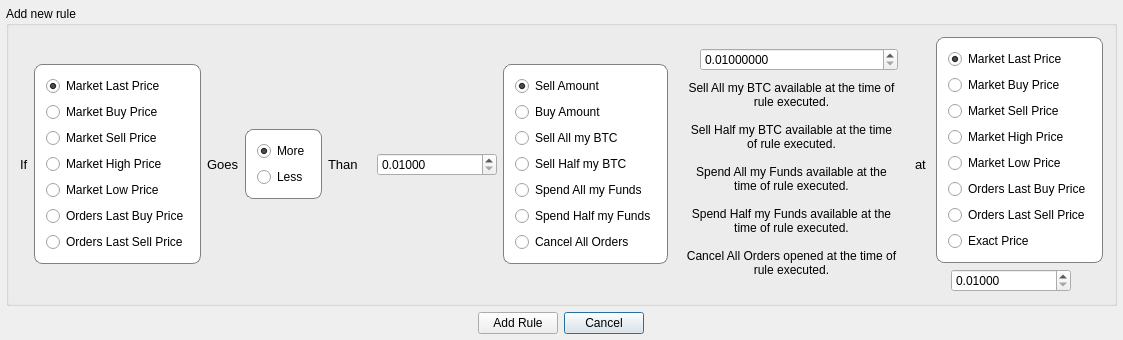
Before: the Qt Designer form src/addrulewindow.ui in jorisd/QtBitcoinTrader, drawn with Qt 5.
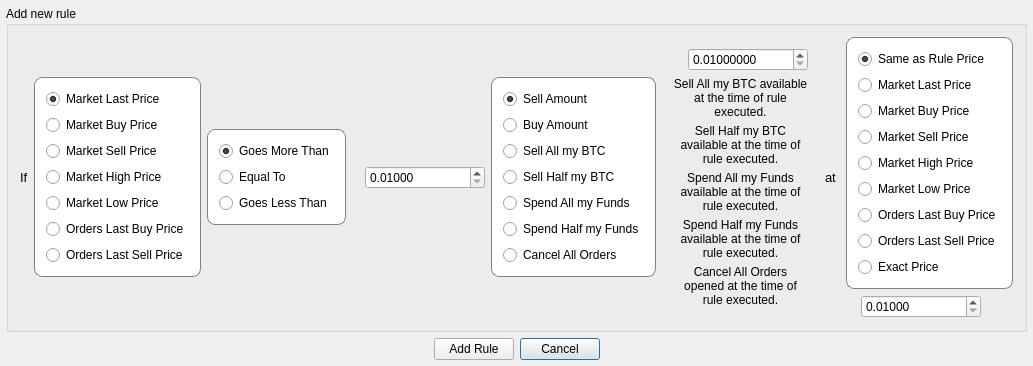
After: the same form once the commit is applied.

The edit to the form file:
```diff
--- a/src/addrulewindow.ui
+++ b/src/addrulewindow.ui
@@ -9,8 +9,8 @@
    <rect>
     <x>0</x>
     <y>0</y>
-    <width>1123</width>
-    <height>301</height>
+    <width>941</width>
+    <height>329</height>
    </rect>
   </property>
   <property name="windowTitle">
@@ -72,6 +72,57 @@
       <string>Add new rule</string>
      </property>
      <layout class="QGridLayout" name="gridLayout_3">
+      <item row="0" column="2">
+       <widget class="QGroupBox" name="groupBox_3">
+        <property name="sizePolicy">
+         <sizepolicy hsizetype="Expanding" vsizetype="Maximum">
+          <horstretch>0</horstretch>
+          <verstretch>0</verstretch>
+         </sizepolicy>
+        </property>
+        <property name="styleSheet">
+         <string notr="true">QGroupBox {background: white; border-radius: 8px; border: 1px solid gray;}</string>
+        </property>
+        <property name="title">
+         <string/>
+        </property>
+        <layout class="QVBoxLayout" name="verticalLayout_2">
+         <item>
+          <widget class="QRadioButton" name="checkGoesAbove">
+           <property name="accessibleName">
+            <string>TR00065</string>
+           </property>
+           <property name="text">
+            <string>Goes More Than</string>
+           </property>
+           <property name="checked">
+            <bool>true</bool>
+           </property>
+          </widget>
+         </item>
+         <item>
+          <widget class="QRadioButton" name="checkEqual">
+           <property name="accessibleName">
+            <string>TR00066</string>
+           </property>
+           <property name="text">
+            <string>Equal To</string>
+           </property>
+          </widget>
+         </item>
+         <item>
+          <widget class="QRadioButton" name="checkGoesBelow">
+           <property name="accessibleName">
+            <string>TR00067</string>
+           </property>
+           <property name="text">
+            <string>Goes Less Than</string>
+           </property>
+          </widget>
+         </item>
+        </layout>
+       </widget>
+      </item>
       <item row="0" column="0">
        <widget class="QLabel" name="label">
         <property name="sizePolicy">
@@ -162,258 +213,7 @@
         </layout>
        </widget>
       </item>
-      <item row="0" column="2">
-       <widget class="QLabel" name="label_2">
-        <property name="sizePolicy">
-         <sizepolicy hsizetype="Maximum" vsizetype="Maximum">
-          <horstretch>0</horstretch>
-          <verstretch>0</verstretch>
-         </sizepolicy>
-        </property>
-        <property name="font">
-         <font>
-          <pointsize>10</pointsize>
-          <weight>50</weight>
-          <bold>false</bold>
-         </font>
-        </property>
-        <property name="text">
-         <string>Goes</string>
-        </property>
-       </widget>
-      </item>
-      <item row="0" column="3">
-       <widget class="QGroupBox" name="groupBox_3">
-        <property name="sizePolicy">
-         <sizepolicy hsizetype="Expanding" vsizetype="Maximum">
-          <horstretch>0</horstretch>
-          <verstretch>0</verstretch>
-         </sizepolicy>
-        </property>
-        <property name="styleSheet">
-         <string notr="true">QGroupBox {background: white; border-radius: 8px; border: 1px solid gray;}</string>
-        </property>
-        <property name="title">
-         <string/>
-        </property>
-        <layout class="QVBoxLayout" name="verticalLayout_2">
-         <item>
-          <widget class="QRadioButton" name="checkGoesAbove">
-           <property name="text">
-            <string>More</string>
-           </property>
-           <property name="checked">
-            <bool>true</bool>
-           </property>
-          </widget>
-         </item>
-         <item>
-          <widget class="QRadioButton" name="checkGoesBelow">
-           <property name="text">
-            <string>Less</string>
-           </property>
-          </widget>
-         </item>
-        </layout>
-       </widget>
-      </item>
-      <item row="0" column="4">
-       <widget class="QLabel" name="label_3">
-        <property name="sizePolicy">
-         <sizepolicy hsizetype="Maximum" vsizetype="Maximum">
-          <horstretch>0</horstretch>
-          <verstretch>0</verstretch>
-         </sizepolicy>
-        </property>
-        <property name="font">
-         <font>
-          <pointsize>10</pointsize>
-          <weight>50</weight>
-          <bold>false</bold>
-         </font>
-        </property>
-        <property name="text">
-         <string>Than</string>
-        </property>
-       </widget>
-      </item>
       <item row="0" column="5">
-       <layout class="QHBoxLayout" name="horizontalLayout">
-        <property name="spacing">
-         <number>4</number>
-        </property>
-        <property name="sizeConstraint">
-         <enum>QLayout::SetDefaultConstraint</enum>
-        </property>
-        <item>
-         <widget class="QLabel" name="labelUSD1">
-          <property name="sizePolicy">
-           <sizepolicy hsizetype="Maximum" vsizetype="Maximum">
-            <horstretch>0</horstretch>
-            <verstretch>0</verstretch>
-           </sizepolicy>
-          </property>
-          <property name="font">
-           <font>
-            <pointsize>11</pointsize>
-            <weight>50</weight>
-            <bold>false</bold>
-           </font>
-          </property>
-          <property name="styleSheet">
-           <string notr="true">color: darkgreen</string>
-          </property>
-          <property name="text">
-           <string/>
-          </property>
-          <property name="alignment">
-           <set>Qt::AlignCenter</set>
-          </property>
-         </widget>
-        </item>
-        <item>
-         <widget class="QDoubleSpinBox" name="thanValue">
-          <property name="sizePolicy">
-           <sizepolicy hsizetype="Minimum" vsizetype="Fixed">
-            <horstretch>0</horstretch>
-            <verstretch>0</verstretch>
-           </sizepolicy>
-          </property>
-          <property name="minimumSize">
-           <size>
-            <width>120</width>
-            <height>0</height>
-           </size>
-          </property>
-          <property name="prefix">
-           <string/>
-          </property>
-          <property name="decimals">
-           <number>5</number>
-          </property>
-          <property name="minimum">
-           <double>0.010000000000000</double>
-          </property>
-          <property name="maximum">
-           <double>999999999.000000000000000</double>
-          </property>
-         </widget>
-        </item>
-       </layout>
-      </item>
-      <item row="0" column="6">
-       <widget class="QGroupBox" name="groupBox_2">
-        <property name="sizePolicy">
-         <sizepolicy hsizetype="Preferred" vsizetype="Maximum">
-          <horstretch>0</horstretch>
-          <verstretch>0</verstretch>
-         </sizepolicy>
-        </property>
-        <property name="styleSheet">
-         <string notr="true">QGroupBox {background: white; border-radius: 8px; border: 1px solid gray;}</string>
-        </property>
-        <property name="title">
-         <string/>
-        </property>
-        <layout class="QVBoxLayout" name="verticalLayout_3">
-         <item>
-          <widget class="QRadioButton" name="checkSellAmount">
-           <property name="sizePolicy">
-            <sizepolicy hsizetype="Preferred" vsizetype="Fixed">
-             <horstretch>0</horstretch>
-             <verstretch>0</verstretch>
-            </sizepolicy>
-           </property>
-           <property name="text">
-            <string>Sell Amount</string>
-           </property>
-           <property name="checked">
-            <bool>true</bool>
-           </property>
-          </widget>
-         </item>
-         <item>
-          <widget class="QRadioButton" name="checkBuyAmount">
-           <property name="sizePolicy">
-            <sizepolicy hsizetype="Preferred" vsizetype="Fixed">
-             <horstretch>0</horstretch>
-             <verstretch>0</verstretch>
-            </sizepolicy>
-           </property>
-           <property name="text">
-            <string>Buy Amount</string>
-           </property>
-          </widget>
-         </item>
-         <item>
-          <widget class="QRadioButton" name="checkSellAllIn">
-           <property name="sizePolicy">
-            <sizepolicy hsizetype="Preferred" vsizetype="Fixed">
-             <horstretch>0</horstretch>
-             <verstretch>0</verstretch>
-            </sizepolicy>
-           </property>
-           <property name="text">
-            <string>Sell All my BTC</string>
-           </property>
-          </widget>
-         </item>
-         <item>
-          <widget class="QRadioButton" name="checkSellHalfIn">
-           <property name="sizePolicy">
-            <sizepolicy hsizetype="Preferred" vsizetype="Fixed">
-             <horstretch>0</horstretch>
-             <verstretch>0</verstretch>
-            </sizepolicy>
-           </property>
-           <property name="text">
-            <string>Sell Half my BTC</string>
-           </property>
-          </widget>
-         </item>
-         <item>
-          <widget class="QRadioButton" name="checkBuyAllIn">
-           <property name="sizePolicy">
-            <sizepolicy hsizetype="Preferred" vsizetype="Fixed">
-             <horstretch>0</horstretch>
-             <verstretch>0</verstretch>
-            </sizepolicy>
-           </property>
-           <property name="text">
-            <string>Spend All my Funds</string>
-           </property>
-          </widget>
-         </item>
-         <item>
-          <widget class="QRadioButton" name="checkBuyHalfIn">
-           <property name="sizePolicy">
-            <sizepolicy hsizetype="Preferred" vsizetype="Fixed">
-             <horstretch>0</horstretch>
-             <verstretch>0</verstretch>
-            </sizepolicy>
-           </property>
-           <property name="text">
-            <string>Spend Half my Funds</string>
-           </property>
-          </widget>
-         </item>
-         <item>
-          <widget class="QRadioButton" name="checkCancelAllOrders">
-           <property name="sizePolicy">
-            <sizepolicy hsizetype="Preferred" vsizetype="Fixed">
-             <horstretch>0</horstretch>
-             <verstretch>0</verstretch>
-            </sizepolicy>
-           </property>
-           <property name="text">
-            <string>Cancel All Orders</string>
-           </property>
-          </widget>
-         </item>
-        </layout>
-       </widget>
-      </item>
-      <item row="0" column="7">
        <widget class="QWidget" name="widget" native="true">
         <property name="sizePolicy">
          <sizepolicy hsizetype="Preferred" vsizetype="Preferred">
@@ -652,32 +452,151 @@
         </layout>
        </widget>
       </item>
-      <item row="0" column="8">
-       <widget class="QLabel" name="label_4">
+      <item row="0" column="4">
+       <widget class="QGroupBox" name="groupBox_2">
         <property name="sizePolicy">
-         <sizepolicy hsizetype="Maximum" vsizetype="Maximum">
+         <sizepolicy hsizetype="Preferred" vsizetype="Maximum">
           <horstretch>0</horstretch>
           <verstretch>0</verstretch>
          </sizepolicy>
         </property>
-        <property name="font">
-         <font>
-          <pointsize>10</pointsize>
-          <weight>50</weight>
-          <bold>false</bold>
-         </font>
+        <property name="styleSheet">
+         <string notr="true">QGroupBox {background: white; border-radius: 8px; border: 1px solid gray;}</string>
         </property>
-        <property name="text">
-         <string>at </string>
+        <property name="title">
+         <string/>
         </property>
+        <layout class="QVBoxLayout" name="verticalLayout_3">
+         <item>
+          <widget class="QRadioButton" name="checkSellAmount">
+           <property name="sizePolicy">
+            <sizepolicy hsizetype="Preferred" vsizetype="Fixed">
+             <horstretch>0</horstretch>
+             <verstretch>0</verstretch>
+            </sizepolicy>
+           </property>
+           <property name="accessibleName">
+            <string>TR00069</string>
+           </property>
+           <property name="text">
+            <string>Sell Amount</string>
+           </property>
+           <property name="checked">
+            <bool>true</bool>
+           </property>
+          </widget>
+         </item>
+         <item>
+          <widget class="QRadioButton" name="checkBuyAmount">
+           <property name="sizePolicy">
+            <sizepolicy hsizetype="Preferred" vsizetype="Fixed">
+             <horstretch>0</horstretch>
+             <verstretch>0</verstretch>
+            </sizepolicy>
+           </property>
+           <property name="accessibleName">
+            <string>TR00070</string>
+           </property>
+           <property name="text">
+            <string>Buy Amount</string>
+           </property>
+          </widget>
+         </item>
+         <item>
+          <widget class="QRadioButton" name="checkSellAllIn">
+           <property name="sizePolicy">
+            <sizepolicy hsizetype="Preferred" vsizetype="Fixed">
+             <horstretch>0</horstretch>
+             <verstretch>0</verstretch>
+            </sizepolicy>
+           </property>
+           <property name="accessibleName">
+            <string>TR00071</string>
+           </property>
+           <property name="text">
+            <string>Sell All my BTC</string>
+           </property>
+          </widget>
+         </item>
+         <item>
+          <widget class="QRadioButton" name="checkSellHalfIn">
+           <property name="sizePolicy">
+            <sizepolicy hsizetype="Preferred" vsizetype="Fixed">
+             <horstretch>0</horstretch>
+             <verstretch>0</verstretch>
+            </sizepolicy>
+           </property>
+           <property name="accessibleName">
+            <string>TR00072</string>
+           </property>
+           <property name="text">
+            <string>Sell Half my BTC</string>
+           </property>
+          </widget>
+         </item>
+         <item>
+          <widget class="QRadioButton" name="checkBuyAllIn">
+           <property name="sizePolicy">
+            <sizepolicy hsizetype="Preferred" vsizetype="Fixed">
+             <horstretch>0</horstretch>
+             <verstretch>0</verstretch>
+            </sizepolicy>
+           </property>
+           <property name="accessibleName">
+            <string>TR00073</string>
+           </property>
+           <property name="text">
+            <string>Spend All my Funds</string>
+           </property>
+          </widget>
+         </item>
+         <item>
+          <widget class="QRadioButton" name="checkBuyHalfIn">
+           <property name="sizePolicy">
+            <sizepolicy hsizetype="Preferred" vsizetype="Fixed">
+             <horstretch>0</horstretch>
+             <verstretch>0</verstretch>
+            </sizepolicy>
+           </property>
+           <property name="accessibleName">
+            <string>TR00074</string>
+           </property>
+           <property name="text">
+            <string>Spend Half my Funds</string>
+           </property>
+          </widget>
+         </item>
+         <item>
+          <widget class="QRadioButton" name="checkCancelAllOrders">
+           <property name="sizePolicy">
+            <sizepolicy hsizetype="Preferred" vsizetype="Fixed">
+             <horstretch>0</horstretch>
+             <verstretch>0</verstretch>
+            </sizepolicy>
+           </property>
+           <property name="accessibleName">
+            <string>TR00075</string>
+           </property>
+           <property name="text">
+            <string>Cancel All Orders</string>
+           </property>
+          </widget>
+         </item>
+        </layout>
        </widget>
       </item>
-      <item row="0" column="9">
-       <layout class="QGridLayout" name="gridLayout_2">
-        <item row="1" column="0">
-         <widget class="QLabel" name="label_53">
+      <item row="0" column="3">
+       <layout class="QHBoxLayout" name="horizontalLayout">
+        <property name="spacing">
+         <number>4</number>
+        </property>
+        <property name="sizeConstraint">
+         <enum>QLayout::SetDefaultConstraint</enum>
+        </property>
+        <item>
+         <widget class="QLabel" name="labelUSD1">
           <property name="sizePolicy">
-           <sizepolicy hsizetype="Maximum" vsizetype="Preferred">
+           <sizepolicy hsizetype="Maximum" vsizetype="Maximum">
             <horstretch>0</horstretch>
             <verstretch>0</verstretch>
            </sizepolicy>
@@ -700,11 +619,8 @@
           </property>
          </widget>
         </item>
-        <item row="1" column="1">
-         <widget class="QDoubleSpinBox" name="exactPriceValue">
-          <property name="enabled">
-           <bool>true</bool>
-          </property>
+        <item>
+         <widget class="QDoubleSpinBox" name="thanValue">
           <property name="sizePolicy">
            <sizepolicy hsizetype="Minimum" vsizetype="Fixed">
             <horstretch>0</horstretch>
@@ -717,9 +633,6 @@
             <height>0</height>
            </size>
           </property>
-          <property name="styleSheet">
-           <string notr="true"/>
-          </property>
           <property name="prefix">
            <string/>
           </property>
@@ -734,100 +647,258 @@
           </property>
          </widget>
         </item>
-        <item row="1" column="2">
-         <spacer name="horizontalSpacer_3">
-          <property name="orientation">
-           <enum>Qt::Horizontal</enum>
-          </property>
-          <property name="sizeHint" stdset="0">
-           <size>
-            <width>0</width>
-            <height>20</height>
-           </size>
-          </property>
-         </spacer>
-        </item>
-        <item row="0" column="0" colspan="3">
-         <widget class="QGroupBox" name="groupBox_4">
-          <property name="sizePolicy">
-           <sizepolicy hsizetype="Expanding" vsizetype="Maximum">
-            <horstretch>0</horstretch>
-            <verstretch>0</verstretch>
-           </sizepolicy>
-          </property>
-          <property name="styleSheet">
-           <string notr="true">QGroupBox {background: white; border-radius: 8px; border: 1px solid gray;}</string>
-          </property>
-          <property name="title">
-           <string/>
-          </property>
-          <layout class="QVBoxLayout" name="verticalLayout_4">
-           <item>
-            <widget class="QRadioButton" name="checkLastPrice_2">
-             <property name="text">
-              <string>Market Last Price</string>
-             </property>
-             <property name="checked">
+       </layout>
+      </item>
+      <item row="0" column="6">
+       <widget class="QWidget" name="sellBack" native="true">
+        <property name="sizePolicy">
+         <sizepolicy hsizetype="Preferred" vsizetype="Maximum">
+          <horstretch>0</horstretch>
+          <verstretch>0</verstretch>
+         </sizepolicy>
+        </property>
+        <layout class="QGridLayout" name="gridLayout_5">
+         <property name="margin">
+          <number>0</number>
+         </property>
+         <item row="0" column="0">
+          <widget class="QLabel" name="label_4">
+           <property name="sizePolicy">
+            <sizepolicy hsizetype="Maximum" vsizetype="Maximum">
+             <horstretch>0</horstretch>
+             <verstretch>0</verstretch>
+            </sizepolicy>
+           </property>
+           <property name="font">
+            <font>
+             <pointsize>10</pointsize>
+             <weight>50</weight>
+             <bold>false</bold>
+            </font>
+           </property>
+           <property name="accessibleName">
+            <string>TR00081</string>
+           </property>
+           <property name="styleSheet">
+            <string notr="true">QLabel {color: black;} QLabel:disabled {color: gray;}</string>
+           </property>
+           <property name="text">
+            <string>at </string>
+           </property>
+          </widget>
+         </item>
+         <item row="0" column="1">
+          <layout class="QGridLayout" name="gridLayout_2">
+           <item row="1" column="1">
+            <widget class="QDoubleSpinBox" name="exactPriceValue">
+             <property name="enabled">
               <bool>true</bool>
              </property>
-            </widget>
-           </item>
-           <item>
-            <widget class="QRadioButton" name="checkMarketBuy_2">
-             <property name="text">
-              <string>Market Buy Price</string>
+             <property name="sizePolicy">
+              <sizepolicy hsizetype="Minimum" vsizetype="Fixed">
+               <horstretch>0</horstretch>
+               <verstretch>0</verstretch>
+              </sizepolicy>
              </property>
-            </widget>
-           </item>
-           <item>
-            <widget class="QRadioButton" name="checkMarketSell_2">
-             <property name="text">
-              <string>Market Sell Price</string>
+             <property name="minimumSize">
+              <size>
+               <width>120</width>
+               <height>0</height>
+              </size>
              </property>
-            </widget>
-           </item>
-           <item>
-            <widget class="QRadioButton" name="checkMarketHigh_2">
-             <property name="text">
-              <string>Market High Price</string>
+             <property name="styleSheet">
+              <string notr="true"/>
              </property>
+             <property name="prefix">
+              <string/>
+             </property>
+             <property name="decimals">
+              <number>5</number>
+             </property>
+             <property name="minimum">
+              <double>0.010000000000000</double>
+             </property>
+             <property name="maximum">
+              <double>999999999.000000000000000</double>
+             </property>
             </widget>
            </item>
-           <item>
-            <widget class="QRadioButton" name="checkMarketLow_2">
+           <item row="1" column="0">
+            <widget class="QLabel" name="label_53">
+             <property name="sizePolicy">
+              <sizepolicy hsizetype="Maximum" vsizetype="Preferred">
+               <horstretch>0</horstretch>
+               <verstretch>0</verstretch>
+              </sizepolicy>
+             </property>
+             <property name="font">
+              <font>
+               <pointsize>11</pointsize>
+               <weight>50</weight>
+               <bold>false</bold>
+              </font>
+             </property>
+             <property name="styleSheet">
+              <string notr="true">color: darkgreen</string>
+             </property>
              <property name="text">
-              <string>Market Low Price</string>
+              <string/>
              </property>
+             <property name="alignment">
+              <set>Qt::AlignCenter</set>
+             </property>
             </widget>
            </item>
-           <item>
-            <widget class="QRadioButton" name="checkOrdersLastBuyPrice_2">
-             <property name="text">
-              <string>Orders Last Buy Price</string>
+           <item row="1" column="2">
+            <spacer name="horizontalSpacer_3">
+             <property name="orientation">
+              <enum>Qt::Horizontal</enum>
              </property>
-            </widget>
+             <property name="sizeHint" stdset="0">
+              <size>
+               <width>0</width>
+               <height>0</height>
+              </size>
+             </property>
+            </spacer>
            </item>
-           <item>
-            <widget class="QRadioButton" name="checkOrdersLastSellPrice_2">
-             <property name="text">
-              <string>Orders Last Sell Price</string>
+           <item row="0" column="0" colspan="3">
+            <widget class="QGroupBox" name="groupBox_4">
+             <property name="sizePolicy">
+              <sizepolicy hsizetype="Expanding" vsizetype="Maximum">
+               <horstretch>0</horstretch>
+               <verstretch>0</verstretch>
+              </sizepolicy>
              </property>
+             <property name="styleSheet">
+              <string notr="true">QGroupBox {background: white; border-radius: 8px; border: 1px solid gray;}</string>
+             </property>
+             <property name="title">
+              <string/>
+             </property>
+             <layout class="QVBoxLayout" name="verticalLayout_4">
+              <item>
+               <widget class="QRadioButton" name="checkRulePrice">
+                <property name="accessibleName">
+                 <string>CHECK_RULE_PRICE</string>
+                </property>
+                <property name="text">
+                 <string>Same as Rule Price</string>
+                </property>
+                <property name="checked">
+                 <bool>true</bool>
+                </property>
+               </widget>
+              </item>
+              <item>
+               <widget class="QRadioButton" name="checkLastPrice_2">
+                <property name="accessibleName">
+                 <string>TR00057</string>
+                </property>
+                <property name="text">
+                 <string>Market Last Price</string>
+                </property>
+                <property name="checked">
+                 <bool>false</bool>
+                </property>
+               </widget>
+              </item>
+              <item>
+               <widget class="QRadioButton" name="checkMarketBuy_2">
+                <property name="accessibleName">
+                 <string>TR00058</string>
+                </property>
+                <property name="text">
+                 <string>Market Buy Price</string>
+                </property>
+               </widget>
+              </item>
+              <item>
+               <widget class="QRadioButton" name="checkMarketSell_2">
+                <property name="accessibleName">
+                 <string>TR00059</string>
+                </property>
+                <property name="text">
+                 <string>Market Sell Price</string>
+                </property>
+               </widget>
+              </item>
+              <item>
+               <widget class="QRadioButton" name="checkMarketHigh_2">
+                <property name="accessibleName">
+                 <string>TR00060</string>
+                </property>
+                <property name="text">
+                 <string>Market High Price</string>
+                </property>
+               </widget>
+              </item>
+              <item>
+               <widget class="QRadioButton" name="checkMarketLow_2">
+                <property name="accessibleName">
+                 <string>TR00061</string>
+                </property>
+                <property name="text">
+                 <string>Market Low Price</string>
+                </property>
+               </widget>
+              </item>
+              <item>
+               <widget class="QRadioButton" name="checkOrdersLastBuyPrice_2">
+                <property name="accessibleName">
+                 <string>TR00062</string>
+                </property>
+                <property name="text">
+                 <string>Orders Last Buy Price</string>
+                </property>
+               </widget>
+              </item>
+              <item>
+               <widget class="QRadioButton" name="checkOrdersLastSellPrice_2">
+                <property name="accessibleName">
+                 <string>TR00063</string>
+                </property>
+                <property name="text">
+                 <string>Orders Last Sell Price</string>
+                </property>
+               </widget>
+              </item>
+              <item>
+               <widget class="QRadioButton" name="exactPrice">
+                <property name="accessibleName">
+                 <string>TR00082</string>
+                </property>
+                <property name="text">
+                 <string>Exact Price</string>
+                </property>
+                <property name="checked">
+                 <bool>false</bool>
+                </property>
+               </widget>
+              </item>
+             </layout>
             </widget>
            </item>
-           <item>
-            <widget class="QRadioButton" name="exactPrice">
-             <property name="text">
-              <string>Exact Price</string>
+           <item row="2" column="1">
+            <spacer name="verticalSpacer">
+             <property name="orientation">
+              <enum>Qt::Vertical</enum>
              </property>
-             <property name="checked">
-              <bool>false</bool>
+             <property name="sizeType">
+              <enum>QSizePolicy::Preferred</enum>
              </property>
-            </widget>
+             <property name="sizeHint" stdset="0">
+              <size>
+               <width>0</width>
+               <height>0</height>
+              </size>
+             </property>
+            </spacer>
            </item>
           </layout>
-         </widget>
-        </item>
-       </layout>
+         </item>
+        </layout>
+       </widget>
       </item>
      </layout>
     </widget>
```
Left out of the diff: 127 changed lines with no effect on the pictures.
